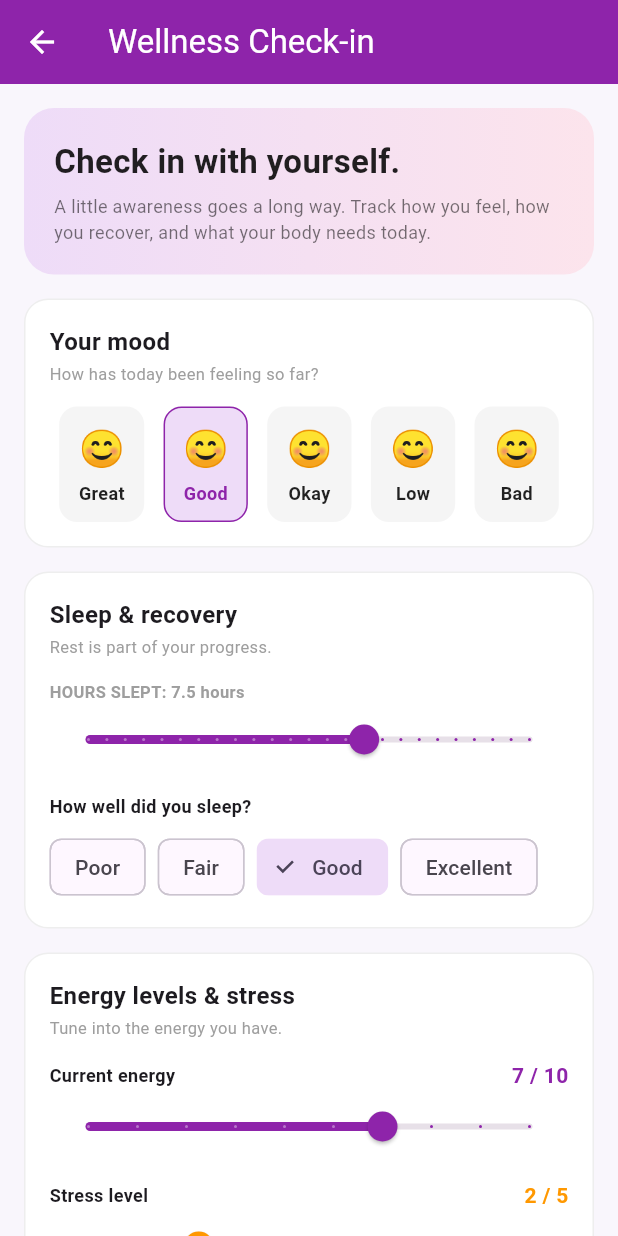
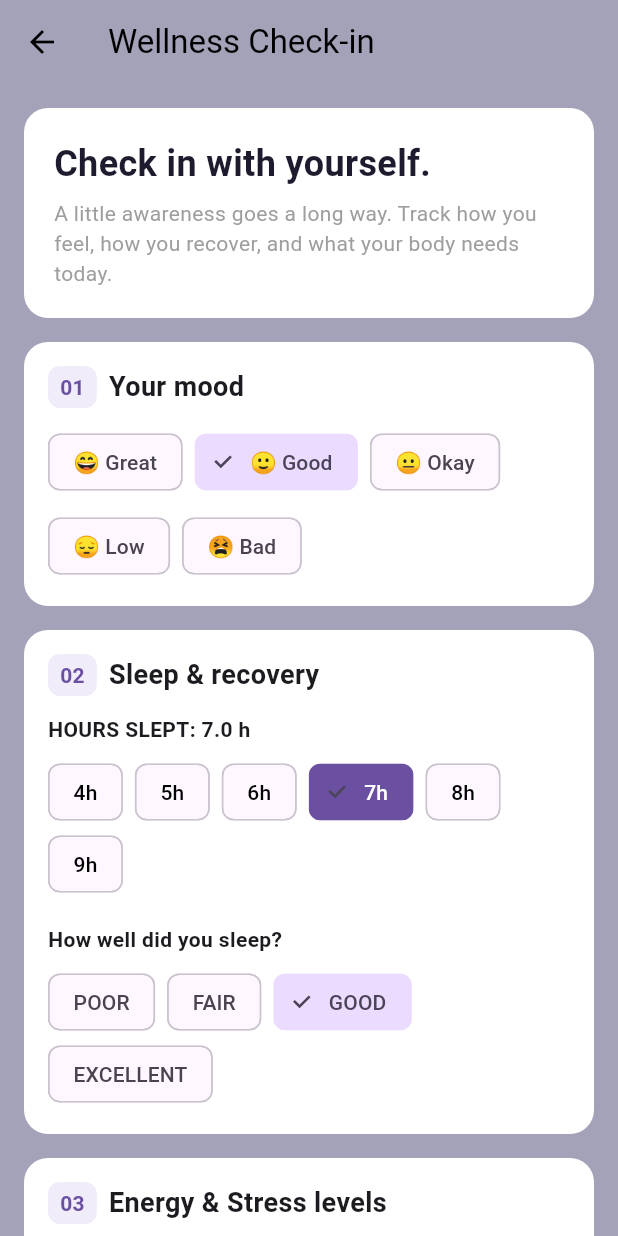
Before and after one commit to ahmadrahees156-creator/fitnect, a Flutter app: the WellnessScreen screen opened directly with empty values, on a phone screen of 412 x 824 dp. Run offline on Flutter 3.47's test engine with Material 3 defaults, Android fonts, the phone set to English and light mode, and no system bars; our stand-ins replace google_sign_in; network calls fail.

Commit message:
wellness updated

```diff
--- a/lib/wellness.dart
+++ b/lib/wellness.dart
@@ -4,7 +4,6 @@ import 'package:http/http.dart' as http;
 
 class WellnessScreen extends StatefulWidget {
   final String token;
-
   const WellnessScreen({super.key, required this.token});
 
   @override
@@ -12,50 +11,74 @@ class WellnessScreen extends StatefulWidget {
 }
 
 class _WellnessScreenState extends State<WellnessScreen> {
+  static const String _baseUrl = 'https://fitnect-api-1k4t.onrender.com';
+
+  bool _isLoading = true;
+  bool _isSaving = false;
+
 
   String _selectedMood = 'good';
-  double _energyLevel = 7.0;
-  double _sleepHours = 7.5;
+  double _sleepHours = 7.0;
   String _selectedSleepQuality = 'good';
+  double _energyLevel = 6.0;
   double _stressLevel = 2.0;
-  double _sorenessLevel = 2.0;
-  final _notesController = TextEditingController();
-
-  bool _isLoading = false;
-
-  final List<Map<String, String>> _moods = [
-    {'label': 'Great', 'value': 'great'},
-    {'label': 'Good', 'value': 'good'},
-    {'label': 'Okay', 'value': 'okay'},
-    {'label': 'Low', 'value': 'low'},
-    {'label': 'Bad', 'value': 'bad'},
-  ];
-
-  final List<Map<String, String>> _sleepQualities = [
-    {'label': 'Poor', 'value': 'poor'},
-    {'label': 'Fair', 'value': 'fair'},
-    {'label': 'Good', 'value': 'good'},
-    {'label': 'Excellent', 'value': 'excellent'},
-  ];
+  int _sorenessLevel = 2;
+  final TextEditingController _notesController = TextEditingController();
 
   @override
-  void dispose() {
-    _notesController.dispose();
-    super.dispose();
+  void initState() {
+    super.initState();
+    _fetchTodayWellness();
   }
 
+
+  Future<void> _fetchTodayWellness() async {
+    setState(() => _isLoading = true);
+    final url = Uri.parse('$_baseUrl/api/wellness/today');
+
+    try {
+      final response = await http.get(
+        url,
+        headers: {
+          'Content-Type': 'application/json',
+          'Authorization': 'Bearer ${widget.token}',
+        },
+      );
+
+      if (response.statusCode == 200) {
+        final data = jsonDecode(response.body);
+        if (data['success'] == true && data['wellness'] != null) {
+          final w = data['wellness'];
+          setState(() {
+            _selectedMood = w['mood'] ?? 'good';
+            _sleepHours = (w['sleepHours'] as num?)?.toDouble() ?? 7.0;
+            _selectedSleepQuality = w['sleepQuality'] ?? 'good';
+            _energyLevel = (w['energy'] as num?)?.toDouble() ?? 6.0;
+            _stressLevel = (w['stress'] as num?)?.toDouble() ?? 2.0;
+            _sorenessLevel = (w['soreness'] as num?)?.toInt() ?? 2;
+            _notesController.text = w['notes'] ?? '';
+          });
+        }
+      }
+    } catch (e) {
+      debugPrint('Error fetching today wellness: $e');
+    } finally {
+      setState(() => _isLoading = false);
+    }
+  }
+
+
   Future<void> _submitWellnessCheckIn() async {
-    setState(() => _isLoading = true);
+    setState(() => _isSaving = true);
+    final url = Uri.parse('$_baseUrl/api/wellness');
 
-    final url = Uri.parse('https://fitnect-api-1k4t.onrender.com/api/wellness');
-
-    final Map<String, dynamic> body = {
+    final body = {
       "mood": _selectedMood,
       "energy": _energyLevel.toInt(),
       "sleepHours": _sleepHours,
       "sleepQuality": _selectedSleepQuality,
       "stress": _stressLevel.toInt(),
-      "soreness": _sorenessLevel.toInt(),
+      "soreness": _sorenessLevel,
       "notes": _notesController.text.trim(),
     };
 
@@ -63,272 +86,285 @@ class _WellnessScreenState extends State<WellnessScreen> {
       final response = await http.post(
         url,
         headers: {
-          "Content-Type": "application/json",
-          "Authorization": "Bearer ${widget.token}",
+          'Content-Type': 'application/json',
+          'Authorization': 'Bearer ${widget.token}',
         },
         body: jsonEncode(body),
       );
 
       if (response.statusCode == 200 || response.statusCode == 201) {
-        if (mounted) {
+        if (!mounted) return;
         ScaffoldMessenger.of(context).showSnackBar(
           const SnackBar(content: Text('Wellness check-in saved successfully!')),
         );
-          Navigator.pop(context);
-        }
+        _fetchTodayWellness();
       } else {
-        if (mounted) {
+        if (!mounted) return;
         ScaffoldMessenger.of(context).showSnackBar(
-            SnackBar(content: Text('Failed to save check-in: Status ${response.statusCode}')),
+          SnackBar(content: Text('Failed to save: ${response.statusCode}')),
         );
       }
-      }
     } catch (e) {
-      if (mounted) {
       ScaffoldMessenger.of(context).showSnackBar(
-          SnackBar(content: Text('Connection error: $e')),
+        SnackBar(content: Text('Error saving check-in: $e')),
       );
-      }
     } finally {
-      if (mounted) setState(() => _isLoading = false);
+      setState(() => _isSaving = false);
     }
   }
 
   @override
   Widget build(BuildContext context) {
     return Scaffold(
-      backgroundColor: const Color(0xFFF9F6FC),
+      backgroundColor: const Color(0xFFA4A2B8),
       appBar: AppBar(
         title: const Text('Wellness Check-in'),
-        backgroundColor: const Color(0xFF8E24AA),
-        foregroundColor: Colors.white,
+        backgroundColor: Colors.transparent,
+        elevation: 0,
+        foregroundColor: Colors.black,
       ),
-      body: SingleChildScrollView(
+      body: _isLoading
+          ? const Center(child: CircularProgressIndicator())
+          : SingleChildScrollView(
               padding: const EdgeInsets.all(16.0),
               child: Column(
-          crossAxisAlignment: CrossAxisAlignment.stretch,
+                crossAxisAlignment: CrossAxisAlignment.start,
                 children: [
 
-            Container(
-              padding: const EdgeInsets.all(20),
-              decoration: BoxDecoration(
-                gradient: const LinearGradient(
-                  colors: [Color(0xFFEEDCF8), Color(0xFFFCE4EC)],
-                ),
-                borderRadius: BorderRadius.circular(20),
-              ),
-              child: const Column(
-                crossAxisAlignment: CrossAxisAlignment.start,
-                children: [
-                  Text('Check in with yourself.', style: TextStyle(fontSize: 22, fontWeight: FontWeight.bold, color: Colors.black87)),
-                  SizedBox(height: 6),
-                  Text('A little awareness goes a long way. Track how you feel, how you recover, and what your body needs today.', style: TextStyle(fontSize: 12, color: Colors.black54)),
-                ],
-              ),
-            ),
+                  _buildHeroHeader(),
                   const SizedBox(height: 16),
 
 
-            _buildSectionCard(
-              title: 'Your mood',
-              subtitle: 'How has today been feeling so far?',
-              child: Row(
-                mainAxisAlignment: MainAxisAlignment.spaceAround,
-                children: _moods.map((m) {
-                  bool isSelected = _selectedMood == m['value'];
-                  return GestureDetector(
-                    onTap: () => setState(() => _selectedMood = m['value']!),
-                    child: Container(
-                      padding: const EdgeInsets.symmetric(horizontal: 12, vertical: 10),
-                      decoration: BoxDecoration(
-                        color: isSelected ? const Color(0xFFEEDCF8) : Colors.grey.shade100,
+                  _buildMoodSection(),
+                  const SizedBox(height: 16),
+
+
+                  _buildSleepSection(),
+                  const SizedBox(height: 16),
+
+
+                  _buildEnergyAndStressSection(),
+                  const SizedBox(height: 16),
+
+
+                  _buildSorenessSection(),
+                  const SizedBox(height: 24),
+
+
+                  SizedBox(
+                    width: double.infinity,
+                    height: 52,
+                    child: ElevatedButton(
+                      style: ElevatedButton.styleFrom(
+                        backgroundColor: const Color(0xFF1E1B2E),
+                        shape: RoundedRectangleBorder(
                           borderRadius: BorderRadius.circular(12),
-                        border: Border.all(color: isSelected ? const Color(0xFF8E24AA) : Colors.transparent),
                         ),
-                      child: Column(
-                        children: [
-                          const Text('😊', style: TextStyle(fontSize: 24)),
-                          const SizedBox(height: 4),
-                          Text(m['label']!, style: TextStyle(fontSize: 12, fontWeight: FontWeight.bold, color: isSelected ? const Color(0xFF8E24AA) : Colors.black87)),
+                      ),
+                      onPressed: _isSaving ? null : _submitWellnessCheckIn,
+                      child: _isSaving
+                          ? const CircularProgressIndicator(color: Colors.white)
+                          : const Text('Save check-in', style: TextStyle(fontSize: 16, color: Colors.white)),
+                    ),
+                  ),
+                  const SizedBox(height: 20),
                 ],
               ),
             ),
     );
+  }
+
+
+
+  Widget _buildHeroHeader() {
+    return Container(
+      padding: const EdgeInsets.all(20),
+      decoration: BoxDecoration(
+        color: Colors.white..withValues(alpha: 0.9),
+        borderRadius: BorderRadius.circular(16),
+      ),
+      child: Column(
+        crossAxisAlignment: CrossAxisAlignment.start,
+        children: const [
+          Text(
+            'Check in with yourself.',
+            style: TextStyle(fontSize: 24, fontWeight: FontWeight.bold, color: Color(0xFF1E1B2E)),
+          ),
+          SizedBox(height: 6),
+          Text(
+            'A little awareness goes a long way. Track how you feel, how you recover, and what your body needs today.',
+            style: TextStyle(color: Colors.grey),
+          ),
+        ],
+      ),
+    );
+  }
+
+  Widget _buildMoodSection() {
+    final moods = [
+      {'key': 'great', 'label': 'Great', 'emoji': '😄'},
+      {'key': 'good', 'label': 'Good', 'emoji': '🙂'},
+      {'key': 'okay', 'label': 'Okay', 'emoji': '😐'},
+      {'key': 'low', 'label': 'Low', 'emoji': '😔'},
+      {'key': 'bad', 'label': 'Bad', 'emoji': '😫'},
+    ];
+
+    return _buildCardWrapper(
+      stepNumber: '01',
+      title: 'Your mood',
+      child: Wrap(
+        spacing: 8,
+        runSpacing: 8,
+        children: moods.map((m) {
+          final isSelected = _selectedMood == m['key'];
+          return ChoiceChip(
+            label: Text('${m['emoji']} ${m['label']}'),
+            selected: isSelected,
+            selectedColor: const Color(0xFFEADBFF),
+            onSelected: (val) {
+              if (val) setState(() => _selectedMood = m['key'] as String);
+            },
+          );
         }).toList(),
       ),
-            ),
-            const SizedBox(height: 16),
+    );
+  }
 
+  Widget _buildSleepSection() {
+    final hourPills = [4.0, 5.0, 6.0, 7.0, 8.0, 9.0];
+    final qualities = ['poor', 'fair', 'good', 'excellent'];
 
-            _buildSectionCard(
+    return _buildCardWrapper(
+      stepNumber: '02',
       title: 'Sleep & recovery',
-              subtitle: 'Rest is part of your progress.',
       child: Column(
         crossAxisAlignment: CrossAxisAlignment.start,
         children: [
-                  Text('HOURS SLEPT: ${_sleepHours.toStringAsFixed(1)} hours', style: const TextStyle(fontSize: 11, fontWeight: FontWeight.bold, color: Colors.grey)),
-                  Slider(
-                    value: _sleepHours,
-                    min: 0,
-                    max: 12,
-                    divisions: 24,
-                    activeColor: const Color(0xFF8E24AA),
-                    onChanged: (val) => setState(() => _sleepHours = val),
-                  ),
-                  const SizedBox(height: 12),
-                  const Text('How well did you sleep?', style: TextStyle(fontWeight: FontWeight.bold, fontSize: 12)),
+          Text('HOURS SLEPT: ${_sleepHours.toStringAsFixed(1)} h', style: const TextStyle(fontWeight: FontWeight.w600)),
           const SizedBox(height: 8),
           Wrap(
             spacing: 8,
-                    runSpacing: 8,
-                    children: _sleepQualities.map((sq) {
-                      bool isSelected = _selectedSleepQuality == sq['value'];
+            children: hourPills.map((h) {
+              final isSelected = _sleepHours == h;
               return ChoiceChip(
-                        label: Text(sq['label']!),
+                label: Text('${h.toInt()}h'),
                 selected: isSelected,
-                        selectedColor: const Color(0xFFEEDCF8),
-                        onSelected: (bool selected) {
-                          setState(() => _selectedSleepQuality = sq['value']!);
+                selectedColor: const Color(0xFF6B4FA0),
+                labelStyle: TextStyle(color: isSelected ? Colors.white : Colors.black),
+                onSelected: (val) {
+                  if (val) setState(() => _sleepHours = h);
+                },
+              );
+            }).toList(),
+          ),
+          const SizedBox(height: 16),
+          const Text('How well did you sleep?', style: TextStyle(fontWeight: FontWeight.w600)),
+          const SizedBox(height: 8),
+          Wrap(
+            spacing: 8,
+            children: qualities.map((q) {
+              final isSelected = _selectedSleepQuality == q;
+              return ChoiceChip(
+                label: Text(q.toUpperCase()),
+                selected: isSelected,
+                selectedColor: const Color(0xFFEADBFF),
+                onSelected: (val) {
+                  if (val) setState(() => _selectedSleepQuality = q);
                 },
               );
             }).toList(),
           ),
         ],
       ),
-            ),
-            const SizedBox(height: 16),
+    );
+  }
 
-
-            _buildSectionCard(
-              title: 'Energy levels & stress',
-              subtitle: 'Tune into the energy you have.',
+  Widget _buildEnergyAndStressSection() {
+    return _buildCardWrapper(
+      stepNumber: '03',
+      title: 'Energy & Stress levels',
       child: Column(
         crossAxisAlignment: CrossAxisAlignment.start,
         children: [
-                  Row(
-                    mainAxisAlignment: MainAxisAlignment.spaceBetween,
-                    children: [
-                      const Text('Current energy', style: TextStyle(fontWeight: FontWeight.bold, fontSize: 12)),
-                      Text('${_energyLevel.toInt()} / 10', style: const TextStyle(fontWeight: FontWeight.bold, color: Color(0xFF8E24AA))),
-                    ],
-                  ),
+          Text('Energy Level: ${_energyLevel.toInt()}/10', style: const TextStyle(fontWeight: FontWeight.w600)),
           Slider(
             value: _energyLevel,
             min: 1,
             max: 10,
             divisions: 9,
-                    activeColor: const Color(0xFF8E24AA),
-                    onChanged: (val) => setState(() => _energyLevel = val),
+            activeColor: const Color(0xFF6B4FA0),
+            onChanged: (v) => setState(() => _energyLevel = v),
           ),
           const SizedBox(height: 12),
-                  Row(
-                    mainAxisAlignment: MainAxisAlignment.spaceBetween,
-                    children: [
-                      const Text('Stress level', style: TextStyle(fontWeight: FontWeight.bold, fontSize: 12)),
-                      Text('${_stressLevel.toInt()} / 5', style: const TextStyle(fontWeight: FontWeight.bold, color: Colors.orange)),
-                    ],
-                  ),
+          Text('Stress Level: ${_stressLevel.toInt()}/5', style: const TextStyle(fontWeight: FontWeight.w600)),
           Slider(
             value: _stressLevel,
             min: 1,
             max: 5,
             divisions: 4,
-                    activeColor: Colors.orange,
-                    onChanged: (val) => setState(() => _stressLevel = val),
+            activeColor: const Color(0xFF6B4FA0),
+            onChanged: (v) => setState(() => _stressLevel = v),
           ),
         ],
       ),
+    );
+  }
+
+  Widget _buildSorenessSection() {
+    final levels = [
+      {'val': 1, 'label': 'None'},
+      {'val': 2, 'label': 'Mild'},
+      {'val': 3, 'label': 'Moderate'},
+      {'val': 4, 'label': 'High'},
+      {'val': 5, 'label': 'Severe'},
+    ];
+
+    return _buildCardWrapper(
+      stepNumber: '04',
+      title: 'Muscle soreness',
+      child: Wrap(
+        spacing: 8,
+        children: levels.map((l) {
+          final isSelected = _sorenessLevel == l['val'];
+          return ChoiceChip(
+            label: Text('${l['val']} ${l['label']}'),
+            selected: isSelected,
+            selectedColor: const Color(0xFFEADBFF),
+            onSelected: (val) {
+              if (val) setState(() => _sorenessLevel = l['val'] as int);
+            },
+          );
+        }).toList(),
       ),
-            const SizedBox(height: 16),
+    );
+  }
 
-
-            _buildSectionCard(
-              title: 'Muscle soreness',
-              subtitle: 'How is your body feeling after movement?',
+  Widget _buildCardWrapper({required String stepNumber, required String title, required Widget child}) {
+    return Container(
+      width: double.infinity,
+      padding: const EdgeInsets.all(16),
+      decoration: BoxDecoration(
+        color: Colors.white,
+        borderRadius: BorderRadius.circular(16),
+      ),
       child: Column(
         crossAxisAlignment: CrossAxisAlignment.start,
         children: [
           Row(
-                    mainAxisAlignment: MainAxisAlignment.spaceBetween,
             children: [
-                      const Text('Soreness level', style: TextStyle(fontWeight: FontWeight.bold, fontSize: 12)),
-                      Text('${_sorenessLevel.toInt()} / 5', style: const TextStyle(fontWeight: FontWeight.bold, color: Colors.redAccent)),
+              Container(
+                padding: const EdgeInsets.symmetric(horizontal: 8, vertical: 4),
+                decoration: BoxDecoration(
+                  color: const Color(0xFFF0ECF9),
+                  borderRadius: BorderRadius.circular(8),
+                ),
+                child: Text(stepNumber, style: const TextStyle(fontWeight: FontWeight.bold, color: Color(0xFF6B4FA0))),
+              ),
+              const SizedBox(width: 8),
+              Text(title, style: const TextStyle(fontSize: 18, fontWeight: FontWeight.bold)),
             ],
           ),
-                  Slider(
-                    value: _sorenessLevel,
-                    min: 1,
-                    max: 5,
-                    divisions: 4,
-                    activeColor: Colors.redAccent,
-                    onChanged: (val) => setState(() => _sorenessLevel = val),
-                  ),
-                ],
-              ),
-            ),
-            const SizedBox(height: 16),
-
-
-            Container(
-              padding: const EdgeInsets.all(16),
-              decoration: BoxDecoration(
-                color: Colors.white,
-                borderRadius: BorderRadius.circular(16),
-                border: Border.all(color: Colors.grey.shade200),
-              ),
-              child: Column(
-                crossAxisAlignment: CrossAxisAlignment.start,
-                children: [
-                  const Text('Notes (optional)', style: TextStyle(fontWeight: FontWeight.bold, fontSize: 12)),
-                  const SizedBox(height: 6),
-                  TextField(
-                    controller: _notesController,
-                    maxLines: 3,
-                    decoration: InputDecoration(
-                      hintText: 'Anything you want to remember about how you feel...',
-                      filled: true,
-                      fillColor: const Color(0xFFFAFAFA),
-                      border: OutlineInputBorder(borderRadius: BorderRadius.circular(10), borderSide: BorderSide.none),
-                    ),
-                  ),
-                ],
-              ),
-            ),
-            const SizedBox(height: 24),
-
-
-            ElevatedButton(
-              onPressed: _isLoading ? null : _submitWellnessCheckIn,
-              style: ElevatedButton.styleFrom(
-                backgroundColor: const Color(0xFF8E24AA),
-                padding: const EdgeInsets.symmetric(vertical: 16),
-                shape: RoundedRectangleBorder(borderRadius: BorderRadius.circular(12)),
-              ),
-              child: _isLoading
-                  ? const SizedBox(height: 20, width: 20, child: CircularProgressIndicator(color: Colors.white, strokeWidth: 2))
-                  : const Text('Save check-in', style: TextStyle(fontSize: 16, color: Colors.white, fontWeight: FontWeight.bold)),
-            ),
-          ],
-        ),
-      ),
-    );
-  }
-
-  Widget _buildSectionCard({required String title, required String subtitle, required Widget child}) {
-    return Container(
-      padding: const EdgeInsets.all(16),
-      decoration: BoxDecoration(
-        color: Colors.white,
-        borderRadius: BorderRadius.circular(16),
-        border: Border.all(color: Colors.grey.shade200),
-      ),
-      child: Column(
-        crossAxisAlignment: CrossAxisAlignment.start,
-        children: [
-          Text(title, style: const TextStyle(fontWeight: FontWeight.bold, fontSize: 16)),
-          const SizedBox(height: 2),
-          Text(subtitle, style: const TextStyle(fontSize: 11, color: Colors.grey)),
-          const SizedBox(height: 14),
+          const SizedBox(height: 12),
           child,
         ],
       ),
```
Lines whose indentation alone changed are shown as unchanged.
